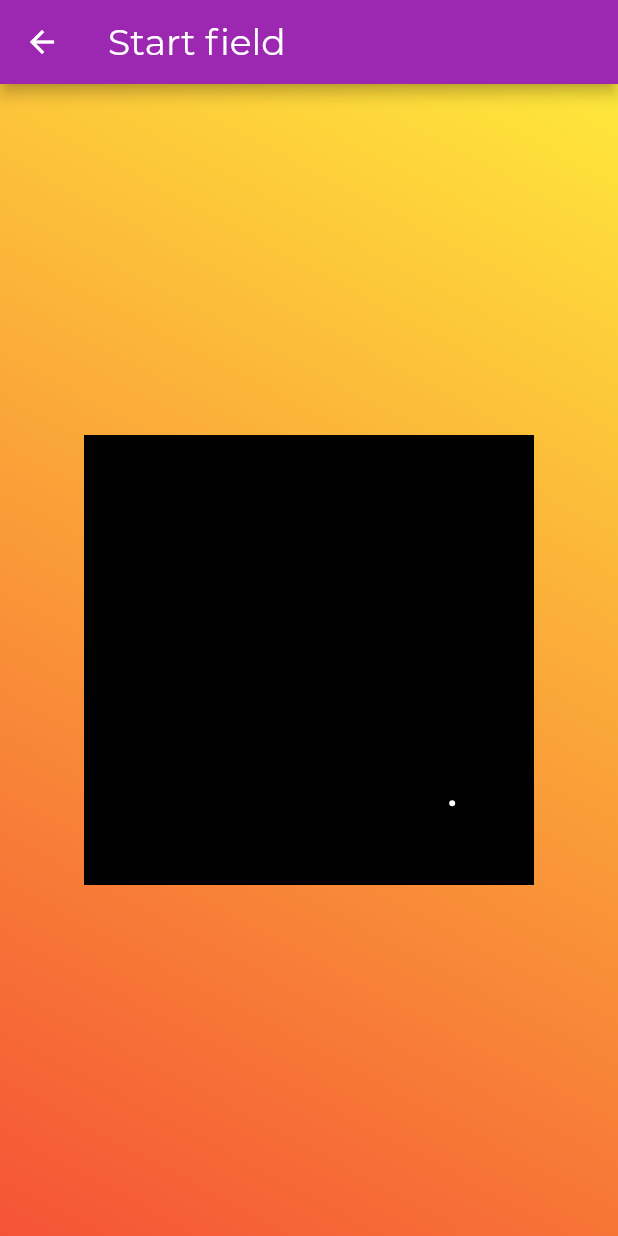
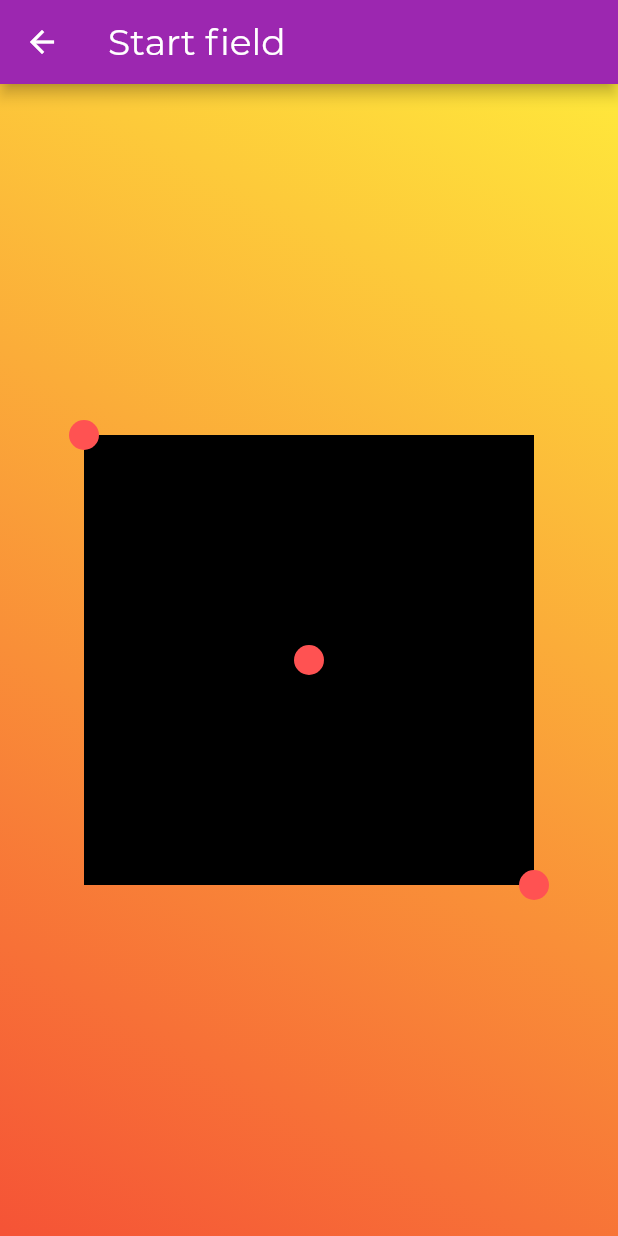
Before and after one commit to alfaodin/flutter_course, a Flutter app: the StarField screen opened by its route, on a phone screen of 412 x 824 dp. Run offline on Flutter 3.47's test engine with Material 2 defaults, Android fonts, the phone set to English and light mode, and no system bars; our stand-ins replace flutter_svg, font_awesome_flutter, google_maps_flutter, sqflite; missing offline and left inert: fast_noise, fluttery_dart2; accounts and stored records are empty.

Commit message:
@CCartes star field

```diff
--- a/lib/pages/start_field/star_field.dart
+++ b/lib/pages/start_field/star_field.dart
@@ -18,7 +18,7 @@ class _StartFieldState extends State<StarField> {
   void initState() {
     super.initState();
 
-    for (var i = 0; i < 1; i++) {
+    for (var i = 0; i < 10; i++) {
       _stars.add(Star(300, 300));
     }
 
@@ -61,21 +61,7 @@ class _StartFieldState extends State<StarField> {
   }
 
   void _handleStarTick(Duration elapsed) {
-    setState(() {
-      // advanceStars(widget.starSpeed);
-    });
-  }
-
-  void advanceStars(double distance) {
-    // _stars.forEach((s) {
-    //   //Move stars on the z, and reset them when they reach the viewport
-    //   s.z -= distance; // * elapsed.inMilliseconds;
-    //   if (s.z < _minZ) {
-    //     _randomizeStar(s, false);
-    //   } else if (s.z > _maxZ) {
-    //     s.z = _minZ;
-    //   }
-    // });
+    setState(() {});
   }
 }
 
@@ -91,6 +77,12 @@ class StarFielPainter extends CustomPainter {
       _stars[i].update();
       _stars[i].show(canvas);
     }
+
+    canvas.drawCircle(Offset(-size.width / 2, -size.height / 2), 10,
+        Paint()..color = Colors.redAccent);
+    canvas.drawCircle(Offset(size.width / 2, size.height / 2), 10,
+        Paint()..color = Colors.redAccent);
+    canvas.drawCircle(Offset(0, 0), 10, Paint()..color = Colors.redAccent);
   }
 
   @override
@@ -113,23 +105,22 @@ class Star {
   }
 
   show(Canvas canvas) {
-    double sx = transform(x / z, 0, 1, 0, width);
-    double sy = transform(y / z, 0, 1, 0, height);
+    double sx = transform(x / z, 0, 1, 0, width / 2);
+    double sy = transform(y / z, 0, 1, 0, height / 2);
 
     canvas.drawCircle(Offset(sx, sy), 2, Paint()..color = Colors.white);
   }
 
   randomizeStar() {
-    this.x = (-width / 2) + Random().nextInt(width.toInt()).toDouble();
-    this.y = (-height / 2) + Random().nextInt(height.toInt()).toDouble();
-    this.z = Random().nextInt(width.toInt()).toDouble();
+    this.x = Random().nextInt(width ~/ 2).toDouble();
+    this.y = Random().nextInt(height ~/ 2).toDouble();
+    this.z = Random().nextInt(width ~/ 2).toDouble();
   }
 
   update() {
-    z = z - 0.01;
+    z = z - 1;
 
-    if ((x.abs() + z.abs()) > (this.width / 2) ||
-        (y.abs() + z.abs()) > (this.height / 2)) {
+    if ((x / z) > .95 || (y / z) > .95) {
       randomizeStar();
     }
   }
```
